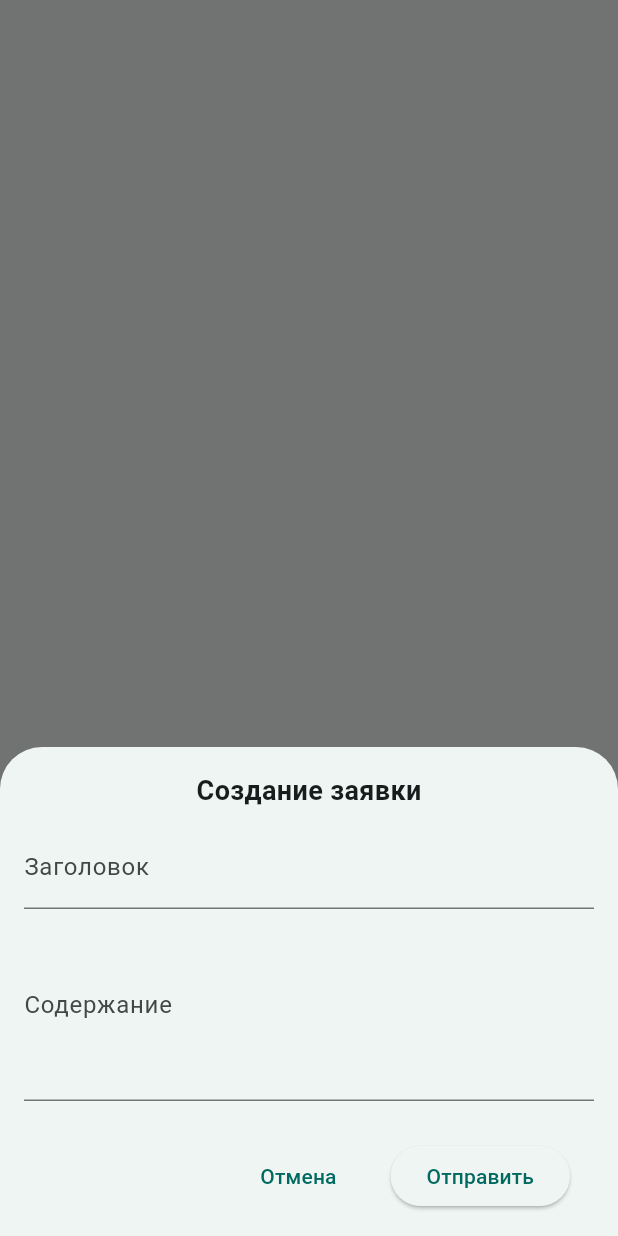
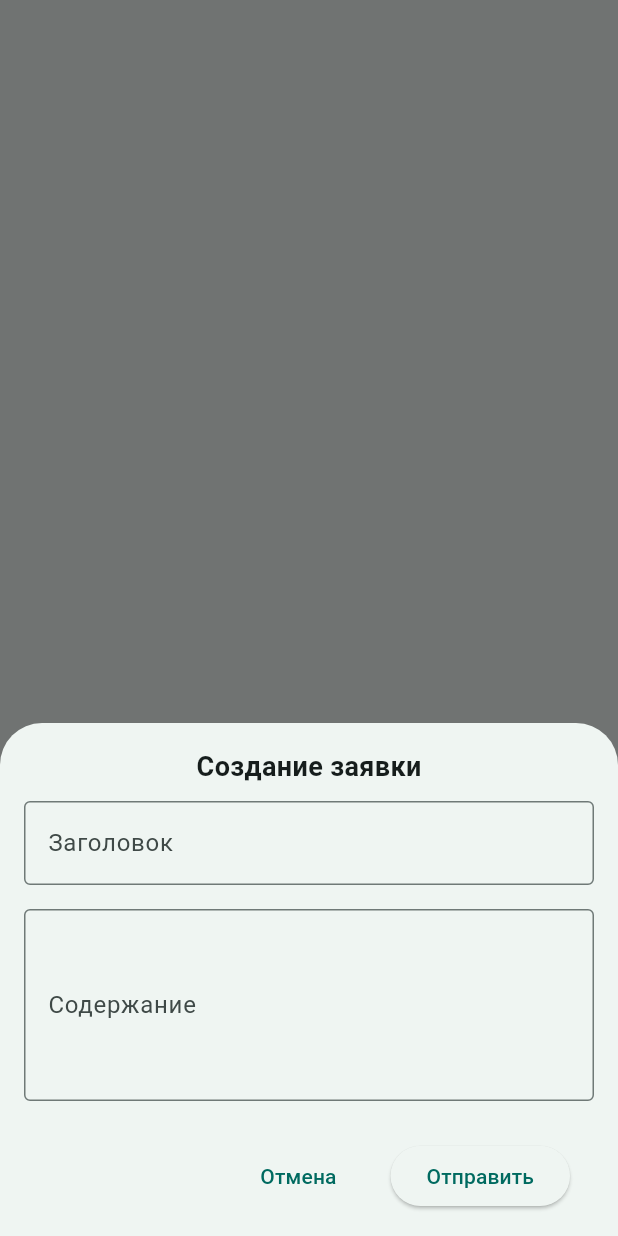
Before and after one commit to Jasmin0101/WebProject, a Flutter app: what showApplicationDialog() shows on an empty page, opened directly, on a phone screen of 412 x 824 dp. Run offline on Flutter 3.47's test engine with Material 3 defaults, Android fonts, the light colour scheme and no system bars; our stand-ins replace chopper, go_router, shared_preferences; accounts and stored records are empty; generated files the repository leaves out were written again; network calls fail.

Commit message:
some fix

```diff
--- a/frontend/lib/features/application/add_dialog.dart
+++ b/frontend/lib/features/application/add_dialog.dart
@@ -10,7 +10,7 @@ class ApplicationAddDialog extends StatefulWidget {
       context: context,
       isScrollControlled: true, // Для адаптации под клавиатуру
       isDismissible: false,
-      builder: (_) => ApplicationAddDialog(),
+      builder: (_) => const ApplicationAddDialog(),
     );
   }
 
@@ -38,17 +38,24 @@ class _ApplicationAddDialogState extends State<ApplicationAddDialog> {
             'Создание заявки',
             style: TextStyle(fontSize: 18, fontWeight: FontWeight.bold),
           ),
-          SizedBox(height: 10),
+          const SizedBox(height: 10),
           TextField(
             controller: _titleController,
-            decoration: InputDecoration(labelText: 'Заголовок'),
+            decoration: const InputDecoration(
+              labelText: 'Заголовок',
+              border: OutlineInputBorder(),
+            ),
           ),
+          const SizedBox(height: 16),
           TextField(
             controller: _textController,
-            decoration: InputDecoration(labelText: 'Содержание'),
+            decoration: const InputDecoration(
+              labelText: 'Содержание',
+              border: OutlineInputBorder(),
+            ),
             maxLines: 4,
           ),
-          SizedBox(height: 10),
+          const SizedBox(height: 10),
           Row(
             mainAxisAlignment: MainAxisAlignment.end,
             children: [
@@ -58,7 +65,7 @@ class _ApplicationAddDialogState extends State<ApplicationAddDialog> {
                   onPressed: () {
                     Navigator.of(context).pop(false);
                   },
-                  child: Text('Отмена'),
+                  child: const Text('Отмена'),
                 ),
               ),
               Padding(
@@ -75,7 +82,7 @@ class _ApplicationAddDialogState extends State<ApplicationAddDialog> {
                     } catch (e) {}
                     if (context.mounted) Navigator.of(context).pop(true);
                   },
-                  child: Text('Отправить'),
+                  child: const Text('Отправить'),
                 ),
               ),
             ],
--- a/frontend/lib/navigation/router.dart
+++ b/frontend/lib/navigation/router.dart
@@ -1,7 +1,6 @@
 import 'package:flutter/cupertino.dart';
 import 'package:flutter_application_1/core/city.dart';
 import 'package:flutter_application_1/core/token.dart';
-import 'package:flutter_application_1/features/application/widget.dart';
 import 'package:flutter_application_1/navigation/queries_name.dart';
 import 'package:flutter_application_1/pages/account.dart';
 import 'package:flutter_application_1/pages/application.dart';
```
Also changed, not shown: frontend/lib/features/application/edit_dialog.dart (+16 -9 lines), frontend/lib/features/application/widget.dart (+31 -11 lines).
